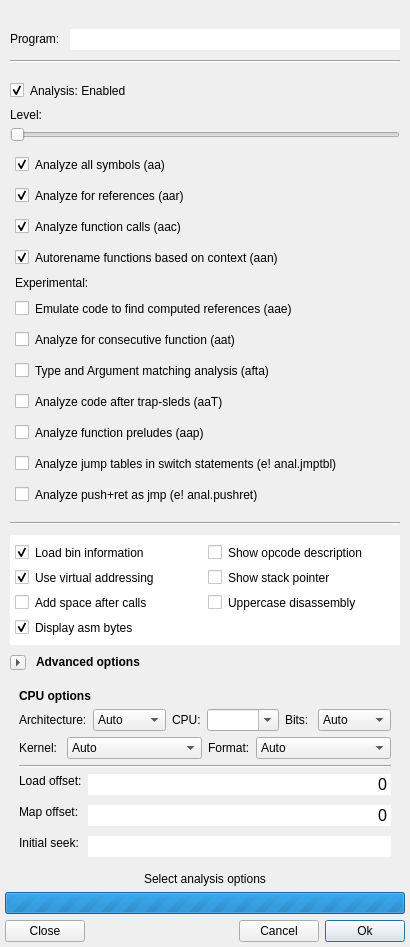
rizinorg/cutter, file src/optionsdialog.ui: the form before one commit.
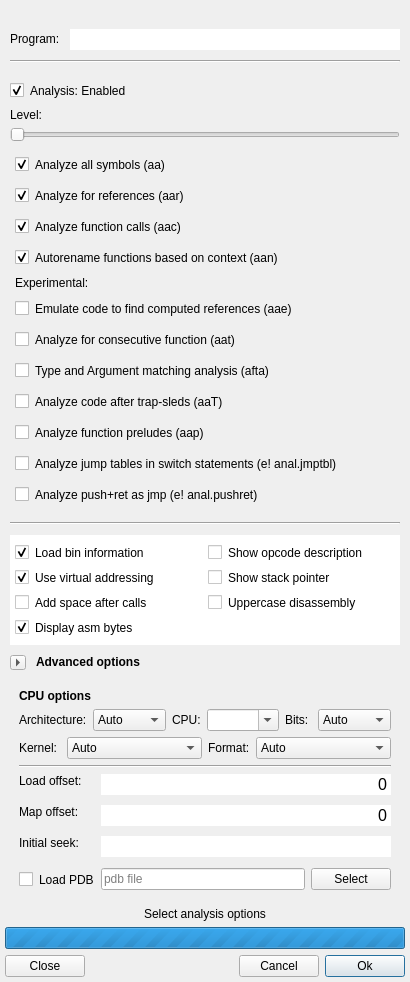
The form after the commit. Icons and pictures are not drawn.

Patch:
```diff
--- a/src/optionsdialog.ui
+++ b/src/optionsdialog.ui
@@ -922,6 +922,48 @@
                  </property>
                 </widget>
                </item>
+               <item row="3" column="0">
+                <widget class="QCheckBox" name="pdbCheckBox">
+                 <property name="text">
+                  <string>Load PDB</string>
+                 </property>
+                </widget>
+               </item>
+               <item row="3" column="1">
+                <widget class="QWidget" name="pdbWidget" native="true">
+                 <property name="enabled">
+                  <bool>true</bool>
+                 </property>
+                 <layout class="QHBoxLayout" name="pdbLayout">
+                  <property name="leftMargin">
+                   <number>0</number>
+                  </property>
+                  <property name="topMargin">
+                   <number>0</number>
+                  </property>
+                  <property name="rightMargin">
+                   <number>0</number>
+                  </property>
+                  <property name="bottomMargin">
+                   <number>0</number>
+                  </property>
+                  <item>
+                   <widget class="QLineEdit" name="pdbLineEdit">
+                    <property name="placeholderText">
+                     <string>pdb file</string>
+                    </property>
+                   </widget>
+                  </item>
+                  <item>
+                   <widget class="QPushButton" name="pdbSelectButton">
+                    <property name="text">
+                     <string>Select</string>
+                    </property>
+                   </widget>
+                  </item>
+                 </layout>
+                </widget>
+               </item>
               </layout>
              </item>
             </layout>
```
